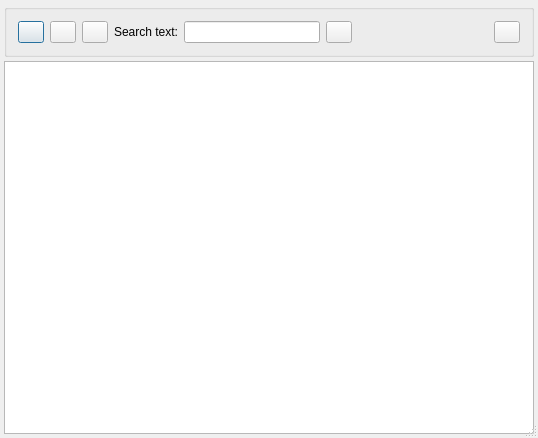
mneuroth/MinDia, file src/HelpDlg4.ui: the form before one commit.
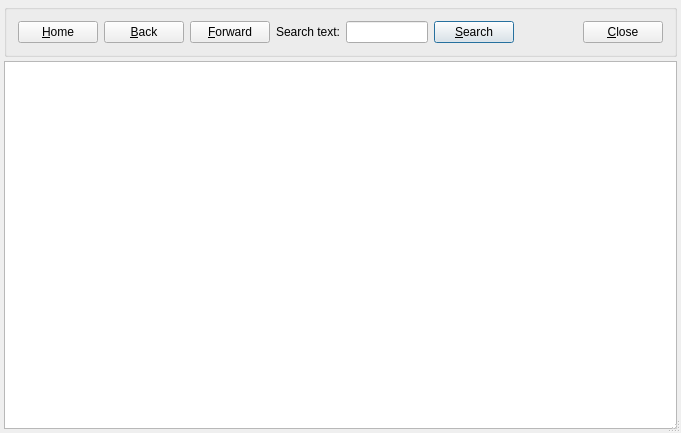
The form after the commit.

Commit message: improved help dialog

Diff of the .ui file:
```diff
--- a/src/HelpDlg4.ui
+++ b/src/HelpDlg4.ui
@@ -6,8 +6,8 @@
    <rect>
     <x>0</x>
     <y>0</y>
-    <width>538</width>
-    <height>438</height>
+    <width>681</width>
+    <height>433</height>
    </rect>
   </property>
   <property name="windowTitle">
@@ -24,63 +24,54 @@
     <number>4</number>
    </property>
    <item>
-    <widget class="QGroupBox" name="">
+    <widget class="QGroupBox" name="groupBox">
      <layout class="QHBoxLayout" name="horizontalLayout">
       <item>
        <widget class="QPushButton" name="m_pHome">
-        <property name="maximumSize">
-         <size>
-          <width>26</width>
-          <height>26</height>
-         </size>
-        </property>
         <property name="toolTip">
          <string>home</string>
         </property>
         <property name="text">
-         <string/>
+         <string>&amp;Home</string>
         </property>
         <property name="shortcut">
          <string>Home, Alt+H</string>
         </property>
+        <property name="autoDefault">
+         <bool>false</bool>
+        </property>
        </widget>
       </item>
       <item>
        <widget class="QPushButton" name="m_pBack">
-        <property name="maximumSize">
-         <size>
-          <width>26</width>
-          <height>26</height>
-         </size>
-        </property>
         <property name="toolTip">
          <string>back</string>
         </property>
         <property name="text">
-         <string/>
+         <string>&amp;Back</string>
         </property>
         <property name="shortcut">
          <string>Left, Alt+B</string>
         </property>
+        <property name="autoDefault">
+         <bool>false</bool>
+        </property>
        </widget>
       </item>
       <item>
        <widget class="QPushButton" name="m_pForward">
-        <property name="maximumSize">
-         <size>
-          <width>26</width>
-          <height>26</height>
-         </size>
-        </property>
         <property name="toolTip">
          <string>forward</string>
         </property>
         <property name="text">
-         <string/>
+         <string>&amp;Forward</string>
         </property>
         <property name="shortcut">
          <string>Right, Alt+F</string>
         </property>
+        <property name="autoDefault">
+         <bool>false</bool>
+        </property>
        </widget>
       </item>
       <item>
@@ -101,21 +92,18 @@
       </item>
       <item>
        <widget class="QPushButton" name="m_pSearch">
-        <property name="maximumSize">
-         <size>
-          <width>26</width>
-          <height>26</height>
-         </size>
-        </property>
         <property name="toolTip">
          <string>find text</string>
         </property>
         <property name="text">
-         <string/>
+         <string>&amp;Search</string>
         </property>
         <property name="shortcut">
          <string>Alt+S</string>
         </property>
+        <property name="autoDefault">
+         <bool>true</bool>
+        </property>
        </widget>
       </item>
       <item>
@@ -136,21 +124,18 @@
       </item>
       <item>
        <widget class="QPushButton" name="m_pClose">
-        <property name="maximumSize">
-         <size>
-          <width>26</width>
-          <height>26</height>
-         </size>
-        </property>
         <property name="toolTip">
          <string>close window</string>
         </property>
         <property name="text">
-         <string/>
+         <string>&amp;Close</string>
         </property>
         <property name="shortcut">
          <string>Alt+C</string>
         </property>
+        <property name="autoDefault">
+         <bool>false</bool>
+        </property>
        </widget>
       </item>
      </layout>
```
Left out of the diff: 55 changed lines with no effect on the pictures. The commit also changes 1 other file.
